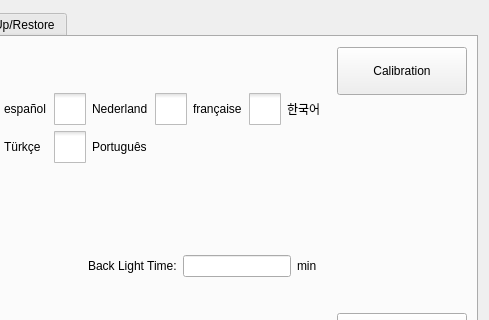
First picture: the form in hcsettings/ichcsystemsettingsframe.ui, repository dongdong-2009/3-5AxisRobot, before the edit; both pictures show x 399 to 888 and y 0 to 320 of the 888 by 463 pixel window.
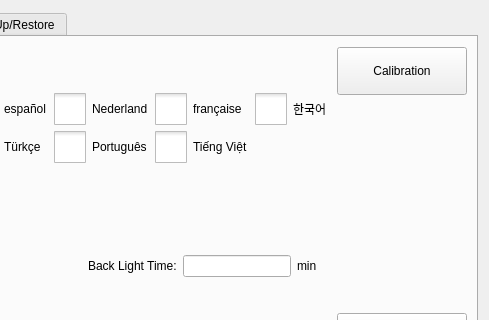
Second picture: the form after the edit. Icons and pictures are not drawn. Custom widgets are drawn as their Qt base class.

Diff of the .ui file:
```diff
--- a/hcsettings/ichcsystemsettingsframe.ui
+++ b/hcsettings/ichcsystemsettingsframe.ui
@@ -548,6 +548,41 @@
            </attribute>
           </widget>
          </item>
+         <item row="1" column="6">
+          <widget class="QCheckBox" name="vietnameseBox">
+           <property name="styleSheet">
+            <string notr="true">::indicator {
+     width: 32px;
+     height: 32px;
+ }
+
+::indicator:unchecked 
+{
+     image: url(:/resource/check_unchecked.png);
+ }
+::indicator:checked 
+{
+     image: url(:/resource/check_checked.png);
+ }
+
+QRadioButton::indicator:checked:disabled
+{
+ image: url(:/resource/check_checked_disable.png);
+}
+
+QRadioButton::indicator:unchecked:disabled
+{
+ image: url(:/resource/check_unchecked_disable.png);
+}</string>
+           </property>
+           <property name="text">
+            <string notr="true">Tiếng Việt</string>
+           </property>
+           <attribute name="buttonGroup">
+            <string notr="true">languageButtonGroup</string>
+           </attribute>
+          </widget>
+         </item>
         </layout>
        </item>
        <item row="3" column="0" colspan="2">
```
Left out of the diff: 4 changed lines with no effect on the pictures.
